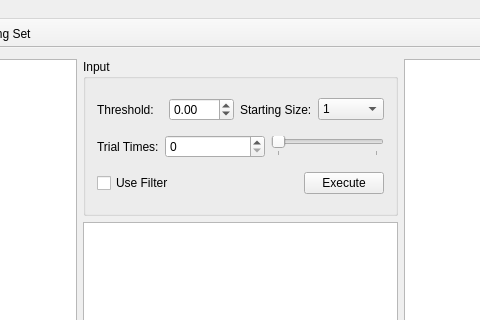
This is mainwindow.ui in byronyi-deprecated/GUI as Qt 5 draws it before an edit; both pictures show x 84 to 564 and y 0 to 320 of the 799 by 447 pixel window. The edited form follows.
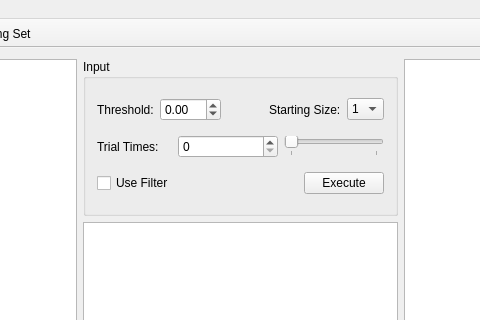
This is the edited form. Icons and pictures are not drawn.

Commit message: Fixed a bug. The UI looks ugly when enlarged. To be fixed in future

```diff
--- a/mainwindow.ui
+++ b/mainwindow.ui
@@ -55,7 +55,7 @@
         </property>
         <layout class="QVBoxLayout" name="verticalLayout">
          <item>
-          <layout class="QHBoxLayout" name="horizontalLayout">
+          <layout class="QHBoxLayout" name="horizontalLayout_2">
            <item>
             <widget class="QLabel" name="thresholdLabel">
              <property name="text">
@@ -76,6 +76,19 @@
              </property>
             </widget>
            </item>
+           <item>
+            <spacer name="horizontalSpacer_5">
+             <property name="orientation">
+              <enum>Qt::Horizontal</enum>
+             </property>
+             <property name="sizeHint" stdset="0">
+              <size>
+               <width>38</width>
+               <height>20</height>
+              </size>
+             </property>
+            </spacer>
+           </item>
            <item>
             <widget class="QLabel" name="startingSizeLabel">
              <property name="text">
@@ -130,7 +143,7 @@
           </layout>
          </item>
          <item>
-          <layout class="QHBoxLayout" name="horizontalLayout_2">
+          <layout class="QHBoxLayout" name="horizontalLayout">
            <item>
             <widget class="QLabel" name="trialTimesLabel">
              <property name="text">
@@ -138,6 +151,19 @@
              </property>
             </widget>
            </item>
+           <item>
+            <spacer name="horizontalSpacer_6">
+             <property name="orientation">
+              <enum>Qt::Horizontal</enum>
+             </property>
+             <property name="sizeHint" stdset="0">
+              <size>
+               <width>38</width>
+               <height>20</height>
+              </size>
+             </property>
+            </spacer>
+           </item>
            <item>
             <widget class="QSpinBox" name="trialTimesSpinBox">
              <property name="minimumSize">
```
Left out of the diff: 3 changed lines with no effect on the pictures. The commit also changes 3 other files.
